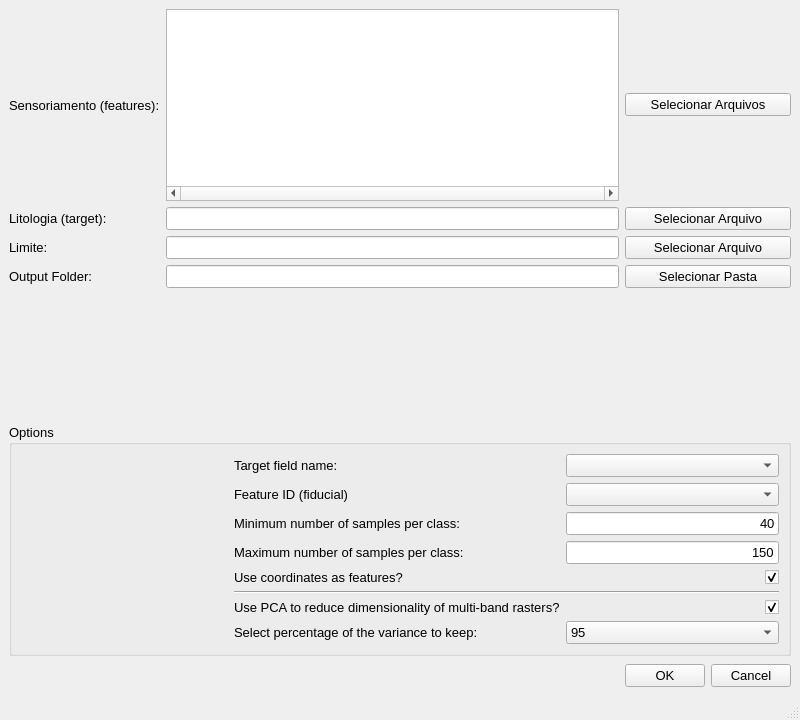
Above: uis/MainWindow.ui from marcosbr/predictive-geology-maps before the change. Below: the same form after it.
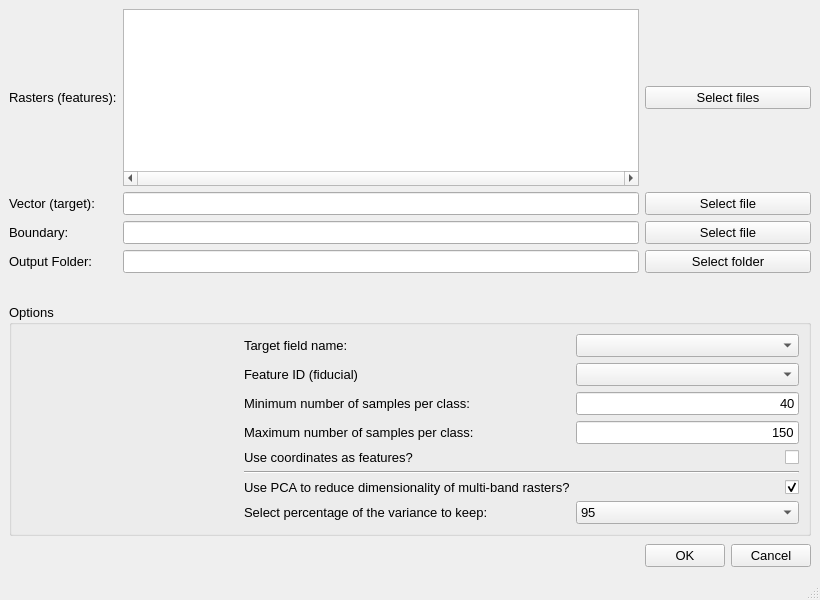
That is the form after the change.

```diff
--- a/uis/MainWindow.ui
+++ b/uis/MainWindow.ui
@@ -6,8 +6,8 @@
    <rect>
     <x>0</x>
     <y>0</y>
-    <width>800</width>
-    <height>720</height>
+    <width>820</width>
+    <height>600</height>
    </rect>
   </property>
   <property name="font">
@@ -26,7 +26,7 @@
     <item row="2" column="2" colspan="2">
      <widget class="QPushButton" name="pushButton_inputFileLito">
       <property name="text">
-       <string>Selecionar Arquivo</string>
+       <string>Select file</string>
       </property>
      </widget>
     </item>
@@ -55,14 +55,14 @@
     <item row="3" column="2" colspan="2">
      <widget class="QPushButton" name="pushButton_inputFileLimit">
       <property name="text">
-       <string>Selecionar Arquivo</string>
+       <string>Select file</string>
       </property>
      </widget>
     </item>
     <item row="5" column="2" colspan="2">
      <widget class="QPushButton" name="pushButton_outputDir">
       <property name="text">
-       <string>Selecionar Pasta</string>
+       <string>Select folder</string>
       </property>
      </widget>
     </item>
@@ -89,21 +89,21 @@
     <item row="1" column="2" colspan="2">
      <widget class="QPushButton" name="pushButton_inputFilesFeatures">
       <property name="text">
-       <string>Selecionar Arquivos</string>
+       <string>Select files</string>
       </property>
      </widget>
     </item>
     <item row="2" column="0">
      <widget class="QLabel" name="label_inputLito">
       <property name="text">
-       <string>Litologia (target):</string>
+       <string>Vector (target):</string>
       </property>
      </widget>
     </item>
     <item row="3" column="0">
      <widget class="QLabel" name="label_inputLimit">
       <property name="text">
-       <string>Limite:</string>
+       <string>Boundary:</string>
       </property>
      </widget>
     </item>
@@ -123,7 +123,7 @@
     <item row="1" column="0">
      <widget class="QLabel" name="label_inputFeatures">
       <property name="text">
-       <string>Sensoriamento (features):</string>
+       <string>Rasters (features):</string>
       </property>
      </widget>
     </item>
@@ -244,7 +244,7 @@
           <string/>
          </property>
          <property name="checked">
-          <bool>true</bool>
+          <bool>false</bool>
          </property>
         </widget>
        </item>
```
Left out of the diff: 35 changed lines with no effect on the pictures.
